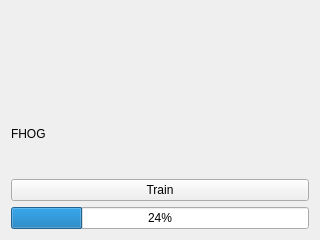
First picture: the form in widget.ui, repository annotatorproject/annotatorplugin_fhog, before the edit.
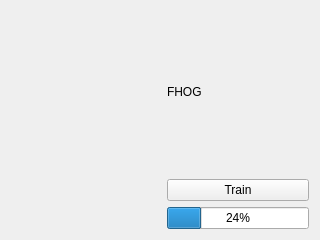
Second picture: the form after the edit.

```diff
--- a/widget.ui
+++ b/widget.ui
@@ -14,34 +14,47 @@
    <string>Form</string>
   </property>
   <layout class="QGridLayout" name="gridLayout">
-   <item row="1" column="0">
-    <widget class="QLabel" name="label">
-     <property name="text">
-      <string>FHOG</string>
-     </property>
-    </widget>
-   </item>
-   <item row="2" column="0">
-    <widget class="QPushButton" name="pushButton">
+   <item row="3" column="2">
+    <widget class="QPushButton" name="trainButton">
      <property name="text">
       <string>Train</string>
      </property>
     </widget>
    </item>
    <item row="3" column="0">
+    <widget class="QLabel" name="objectPixmap">
+     <property name="text">
+      <string/>
+     </property>
+    </widget>
+   </item>
+   <item row="4" column="2">
     <widget class="QProgressBar" name="progressBar">
      <property name="value">
       <number>24</number>
      </property>
     </widget>
    </item>
-   <item row="0" column="0">
-    <widget class="QLabel" name="objectPixmap">
+   <item row="0" column="2">
+    <widget class="QLabel" name="label">
      <property name="text">
-      <string/>
+      <string>FHOG</string>
      </property>
     </widget>
    </item>
+   <item row="3" column="1">
+    <spacer name="horizontalSpacer">
+     <property name="orientation">
+      <enum>Qt::Horizontal</enum>
+     </property>
+     <property name="sizeHint" stdset="0">
+      <size>
+       <width>40</width>
+       <height>20</height>
+      </size>
+     </property>
+    </spacer>
+   </item>
   </layout>
  </widget>
  <resources/>
```
